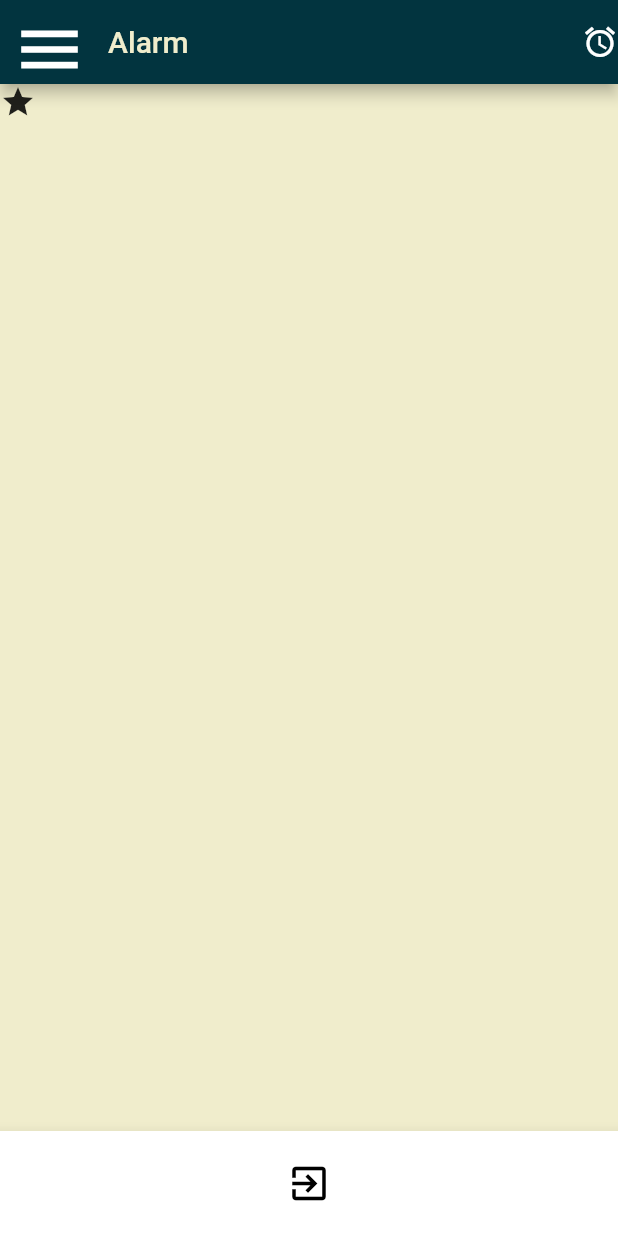
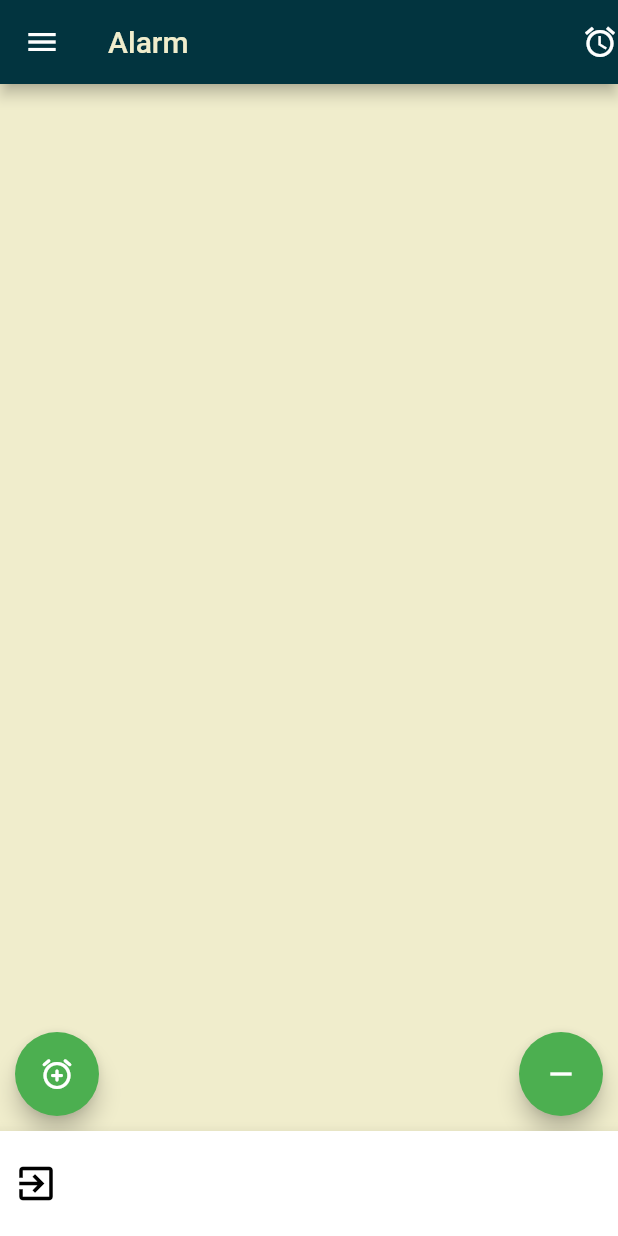
Before and after one commit to blackprince1234/Alarm_App, a Flutter app: the screen it shows after launch, on a phone screen of 412 x 824 dp. Run offline on Flutter 3.47's test engine with Material 2 defaults, Android fonts, the phone set to English and light mode, and no system bars.

Commit message:
more app

```diff
--- a/lib/main.dart
+++ b/lib/main.dart
@@ -3,6 +3,7 @@ import 'dart:io';
 import 'package:flutter/material.dart';
 import 'package:flutter/services.dart';
 import 'package:flutter_app/addAlarm.dart';
+//import 'package:numberpicker/numberpicker.dart';
 
 void main() => runApp(
       MaterialApp(
@@ -21,12 +22,19 @@ class MyApp extends StatelessWidget {
         home: Scaffold(
           appBar: AppBar(
             backgroundColor: const Color(0xff02343F),
-            leading: IconButton(
-              icon: Icon(
-                Icons.menu,
-                size: 50, //size of the icon
-                color: Colors.white,
+            actions: [Icon(Icons.access_alarms)],
+            title: Text(
+              'Alarm',
+              style: TextStyle(color: const Color(0xffF0EDCC)),
             ),
+          ),
+          body:Container(
+            padding:EdgeInsets.all(10),
+            child:Stack(
+              children: <Widget>[
+                Align(
+                  alignment: Alignment.bottomLeft,
+                  child: FloatingActionButton(
                     onPressed: () {
                       showDialog(
                           context: context,
@@ -71,20 +79,112 @@ class MyApp extends StatelessWidget {
                             );
                           });
                     },
-            ),
-            actions: [Icon(Icons.access_alarms)],
-            title: Text(
-              'Alarm',
-              style: TextStyle(color: const Color(0xffF0EDCC)),
+                    backgroundColor: Colors.green,
+                    child: const Icon(Icons.add_alarm_rounded),      //icon for the screen.
                   ),
                   ),
-          body: Container(child: Icon(Icons.star)),
+
+                Align(
+                  alignment: Alignment.bottomRight,
+                  child: FloatingActionButton(
+                    onPressed: () {
+                      showDialog(
+                          context: context,
+                          builder: (BuildContext context) {
+                            return AlertDialog(
+                              scrollable: true,
+                              title: Text('Add New Alarm'),
+                              content: Padding(
+                                padding: const EdgeInsets.all(8.0),
+                                child: Form(
+                                  child: Column(
+                                    children: <Widget>[
+                                      TextFormField(
+                                        decoration: InputDecoration(
+                                          labelText: 'Name',
+                                          icon: Icon(Icons.account_box),
+                                        ),
+                                      ),
+                                      TextFormField(
+                                        decoration: InputDecoration(
+                                          labelText: 'Email',
+                                          icon: Icon(Icons.email),
+                                        ),
+                                      ),
+                                      TextFormField(
+                                        decoration: InputDecoration(
+                                          labelText: 'Message',
+                                          icon: Icon(Icons.message),
+                                        ),
+                                      ),
+                                    ],
+                                  ),
+                                ),
+                              ),
+                              actions: [
+                                RaisedButton(
+                                    child: Text("Submit"),
+                                    onPressed: () {
+                                      // your code
+                                    })
+                              ],
+                            );
+                          });
+                    },
+                    backgroundColor: Colors.green,
+                    child: const Icon(Icons.remove),      //icon for the screen.
+                  ),
+                  ),
+              ],
+            ),
+
+          ),
+
+          drawer: Drawer(
+            // Add a ListView to the drawer. This ensures the user can scroll
+            // through the options in the drawer if there isn't enough vertical
+            // space to fit everything.
+            child: ListView(
+              // Important: Remove any padding from the ListView.
+              padding: EdgeInsets.zero,
+              children: [
+                const DrawerHeader(
+                  decoration: BoxDecoration(
+                    color: const Color(0xff02343F),
+                  ),
+                  child: Text(
+                      'Options',
+                      style: TextStyle(height: 5, fontSize: 30, color:const Color(0xffF0EDCC)),
+                  ),
+                ),
+                ListTile(
+                  title: const Text('Item 1'),
+                  onTap: () {
+                    Navigator.pop(context);
+                  },
+                ),
+                ListTile(
+                  title: const Text('Item 2'),
+                  onTap: () {
+                    // Update the state of the app
+                    // ...
+                    // Then close the drawer
+                    Navigator.pop(context);
+                  },
+                ),
+              ],
+            ),
+          ),
+
+
           bottomNavigationBar: BottomAppBar(
+
             child: SizedBox(
               height: 70,
               child: Row(
-                mainAxisAlignment: MainAxisAlignment.spaceEvenly,
+                mainAxisAlignment: MainAxisAlignment.start,
                 children: [
+
                   IconButton(
                       icon: Icon(
                         Icons.exit_to_app,
--- a/pubspec.yaml
+++ b/pubspec.yaml
@@ -27,6 +27,7 @@ environment:
 # the latest version available on pub.dev. To see which dependencies have newer
 # versions available, run `flutter pub outdated`.
 dependencies:
+  numberpicker: ^2.1.1
   flutter:
     sdk: flutter
 
@@ -34,6 +35,7 @@ dependencies:
   # The following adds the Cupertino Icons font to your application.
   # Use with the CupertinoIcons class for iOS style icons.
   cupertino_icons: ^1.0.2
+
 
 dev_dependencies:
   flutter_test:
```
Also changed, not shown: pubspec.lock. Lines whose indentation alone changed are shown as unchanged.
